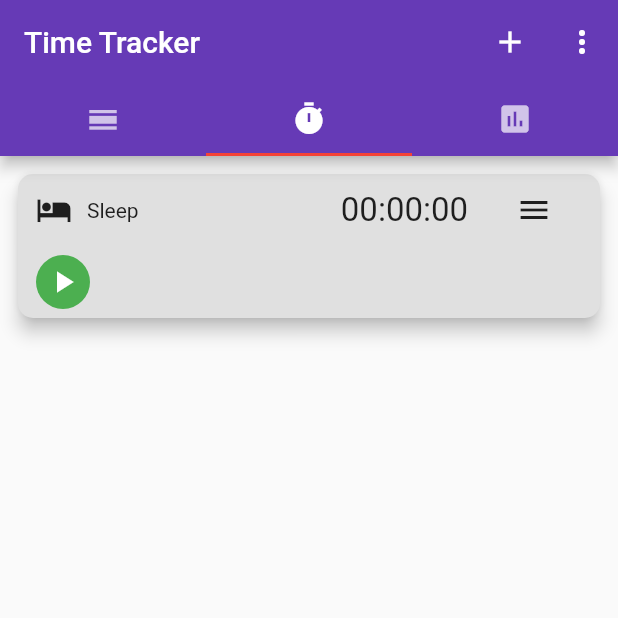
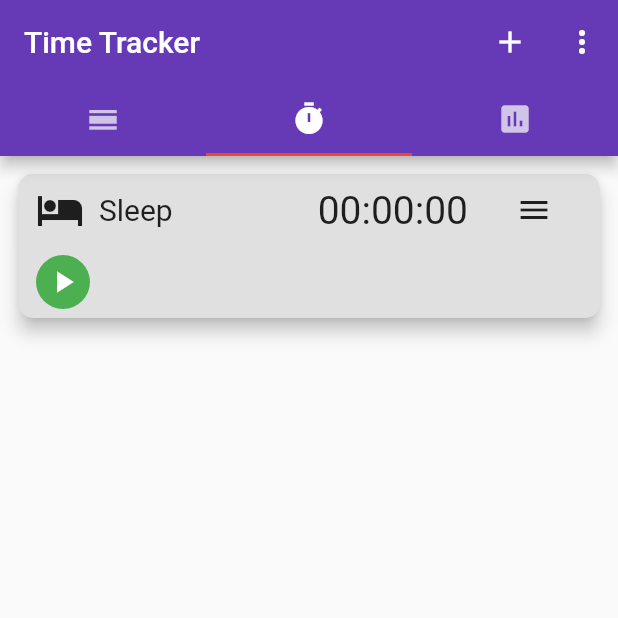
Before and after one commit to davorkomusanac/time_tracker, a Flutter app: the screen it shows after launch, on a phone screen of 412 x 824 dp, the top half of it. Run offline on Flutter 3.47's test engine with Material 2 defaults, Android fonts, the phone set to English and light mode, and no system bars.

```diff
--- a/lib/utils/widgets/activity_card.dart
+++ b/lib/utils/widgets/activity_card.dart
@@ -4,17 +4,12 @@ import 'dart:core';
 import 'package:provider/provider.dart';
 import 'package:time_tracker/utils/widgets/card_stopwatch.dart';
 
-class ActivityCard extends StatefulWidget {
+class ActivityCard extends StatelessWidget {
   final String categoryName;
   final IconData categoryIcon;
 
   ActivityCard({this.categoryName, this.categoryIcon});
 
-  @override
-  _ActivityCardState createState() => _ActivityCardState();
-}
-
-class _ActivityCardState extends State<ActivityCard> {
   @override
   Widget build(BuildContext context) {
     return SizedBox(
@@ -33,13 +28,12 @@ class _ActivityCardState extends State<ActivityCard> {
               Row(
                 mainAxisAlignment: MainAxisAlignment.spaceBetween,
                 children: <Widget>[
-                  ActivityCategory(
-                      name: widget.categoryName, icon: widget.categoryIcon),
+                  ActivityCategory(name: categoryName, icon: categoryIcon),
                   Row(
                     children: <Widget>[
                       Text(
                         Provider.of<CardStopWatch>(context).time,
-                        style: TextStyle(fontSize: 22.0),
+                        style: TextStyle(fontSize: 26.0),
                       ),
                       FlatButton(
                         padding: EdgeInsets.all(0.0),
--- a/lib/utils/widgets/activity_category_component.dart
+++ b/lib/utils/widgets/activity_category_component.dart
@@ -12,9 +12,15 @@ class ActivityCategory extends StatelessWidget {
       mainAxisAlignment: MainAxisAlignment.start,
       crossAxisAlignment: CrossAxisAlignment.center,
       children: <Widget>[
-        Icon(icon),
+        Icon(
+          icon,
+          size: 32.0,
+        ),
         Padding(padding: EdgeInsets.only(left: 5.0, right: 5.0)),
-        Text(name),
+        Text(
+          name,
+          style: TextStyle(fontSize: 20.0),
+        ),
       ],
     );
   }
```
